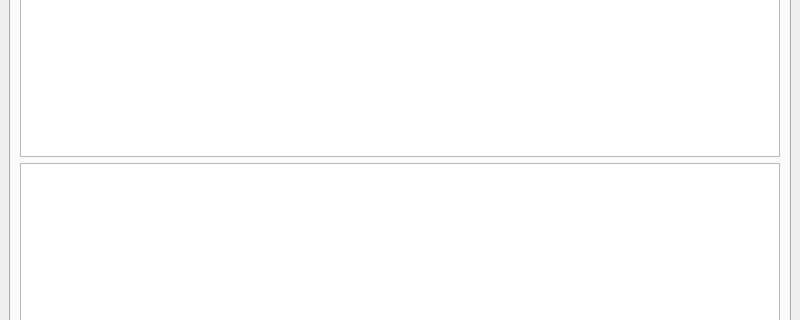
Before: the Qt Designer form resources/mainwindow.ui in nsmgr8/weblocker, drawn with Qt 5; both pictures show x 0 to 800 and y 126 to 446 of the 800 by 600 pixel window.
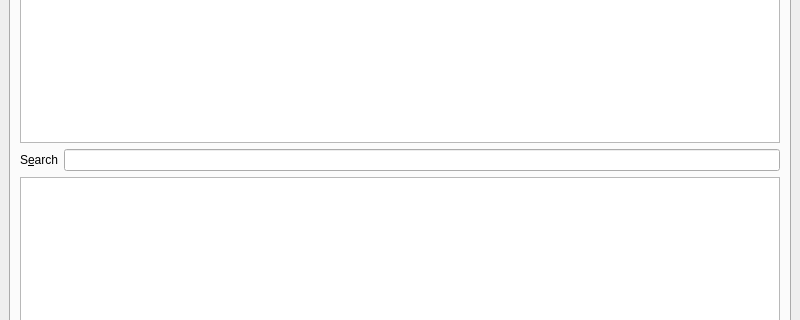
After: the same form once the commit is applied. Icons and pictures are not drawn.

Commit message: sorting and searching enabled on block list

Patch:
```diff
--- a/resources/mainwindow.ui
+++ b/resources/mainwindow.ui
@@ -51,15 +51,35 @@
          </layout>
         </item>
         <item>
-         <widget class="QListView" name="listView">
+         <widget class="QTableView" name="tableView">
           <property name="alternatingRowColors">
            <bool>true</bool>
           </property>
           <property name="selectionMode">
            <enum>QAbstractItemView::MultiSelection</enum>
           </property>
+          <property name="sortingEnabled">
+           <bool>true</bool>
+          </property>
          </widget>
         </item>
+        <item>
+         <layout class="QHBoxLayout" name="horizontalLayout_4">
+          <item>
+           <widget class="QLabel" name="label_2">
+            <property name="text">
+             <string>S&amp;earch</string>
+            </property>
+            <property name="buddy">
+             <cstring>searchLine</cstring>
+            </property>
+           </widget>
+          </item>
+          <item>
+           <widget class="QLineEdit" name="searchLine"/>
+          </item>
+         </layout>
+        </item>
         <item>
          <widget class="QPlainTextEdit" name="currentHostsText">
           <property name="readOnly">
```
The commit also changes 5 other files.
